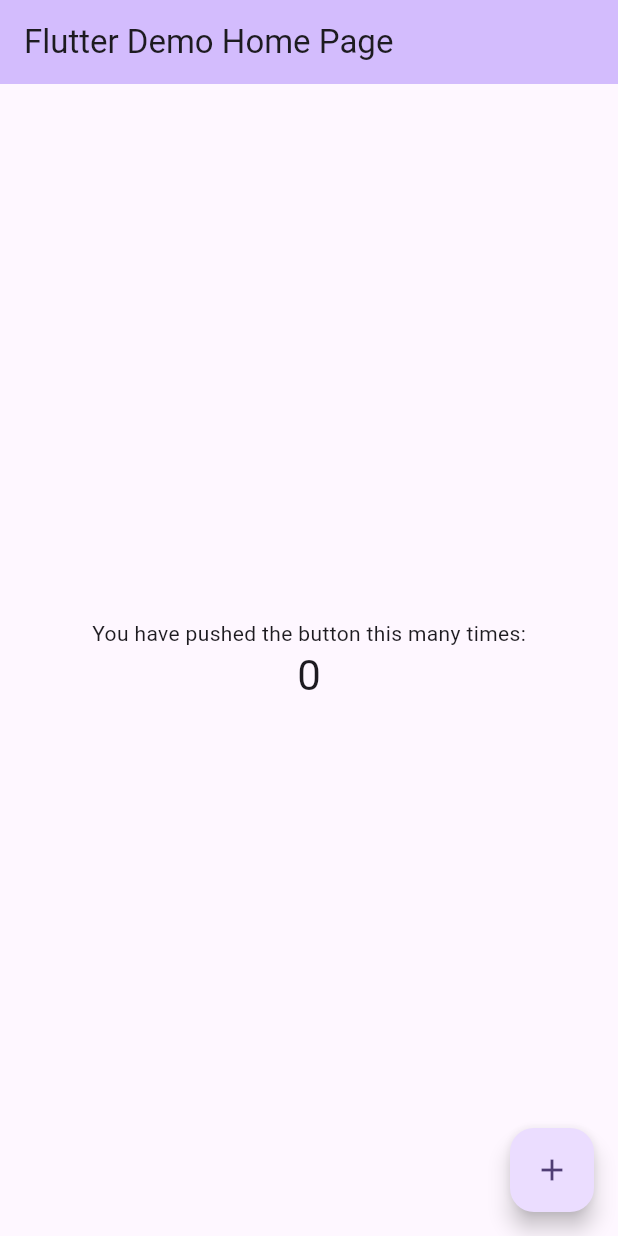
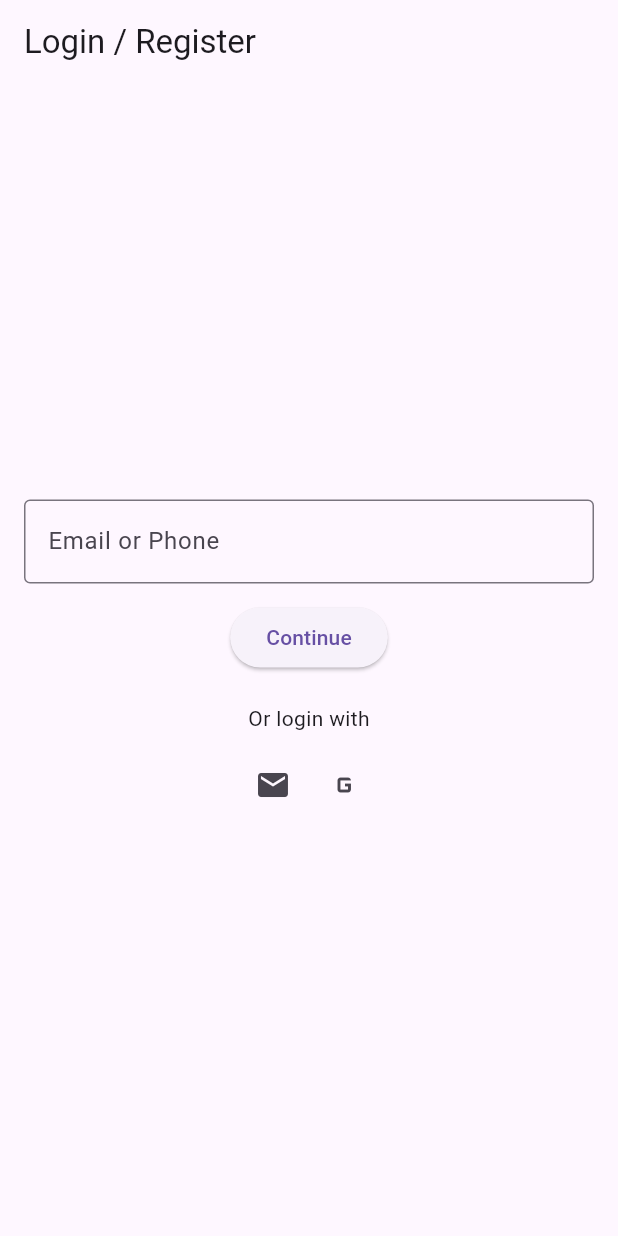
Before and after one commit to could-ai/019a53aa-ed9d-706d-85b4-443109430b56, a Flutter app: the screen it shows after launch, on a phone screen of 412 x 824 dp. Run offline on Flutter 3.47's test engine with Material 3 defaults, Android fonts, the phone set to English and light mode, and no system bars.

Commit message:
Updated pubspec.yaml to define the new app name 'smartlink_app' and description, bumped environment SDK constraints, and added essential dependencies: flutter_localizations and intl for multilingual support, google_maps_flutter for maps integration, http for networking stubs, and provider for state management. Added an asset entry for a logo placeholder.; Replaced the default main.dart with SmartLinkApp: a MultiProvider surrounding a MaterialApp configured for multilingual support (English, Hindi, Marathi), green-themed color scheme, and named routes for splash, login, sender, and traveler dashboards. Added provider placeholders for future state management.; Created splash_screen.dart: shows placeholder logo and app name, waits 2 seconds, then navigates to the login screen. Skeleton for branding and launch experience.; Added login_screen.dart: basic email/phone input with placeholder Continue button stub directing to '/sender' route. Added icons for Google/email login placeholders. TODO markers for actual auth implementation.; Created sender_dashboard_screen.dart: Scaffold with AppBar, ListView of cards for core sender actions (create request, live tracking, payment history), and a simple Drawer with Logout placeholder for user menu. All taps stubbed for future implementation.; Created traveler_dashboard_screen.dart: Scaffold with primary traveler actions (set route, view suggested parcels, earnings) listed as cards, plus a drawer with Logout placeholder. All cards stubbed for future logic.

```diff
--- a/usr/lib/main.dart
+++ b/usr/lib/main.dart
@@ -1,120 +1,43 @@
 import 'package:flutter/material.dart';
+import 'package:flutter_localizations/flutter_localizations.dart';
+import 'package:provider/provider.dart';
+import 'screens/splash_screen.dart';
+import 'screens/login_screen.dart';
+import 'screens/sender_dashboard_screen.dart';
+import 'screens/traveler_dashboard_screen.dart';
 
 void main() {
-  runApp(const MyApp());
+  runApp(const SmartLinkApp());
 }
 
-class MyApp extends StatelessWidget {
-  const MyApp({super.key});
+class SmartLinkApp extends StatelessWidget {
+  const SmartLinkApp({Key? key}) : super(key: key);
 
-  // This widget is the root of your application.
   @override
   Widget build(BuildContext context) {
-    return MaterialApp(
-      title: 'Flutter Demo',
-      debugShowCheckedModeBanner: false,
-      theme: ThemeData(
-        // This is the theme of your application.
-        //
-        // TRY THIS: Try running your application with "flutter run". You'll see
-        // the application has a purple toolbar. Then, without quitting the app,
-        // try changing the seedColor in the colorScheme below to Colors.green
-        // and then invoke "hot reload" (save your changes or press the "hot
-        // reload" button in a Flutter-supported IDE, or press "r" if you used
-        // the command line to start the app).
-        //
-        // Notice that the counter didn't reset back to zero; the application
-        // state is not lost during the reload. To reset the state, use hot
-        // restart instead.
-        //
-        // This works for code too, not just values: Most code changes can be
-        // tested with just a hot reload.
-        colorScheme: ColorScheme.fromSeed(seedColor: Colors.deepPurple),
+    return MultiProvider(
+      providers: [], // Add providers for auth, localization, etc.
+      child: MaterialApp(
+        title: 'SmartLink – Travel into Earning',
+        debugShowCheckedModeBanner: false,
+        theme: ThemeData(
+          primarySwatch: Colors.green,
+          visualDensity: VisualDensity.adaptivePlatformDensity,
+        ),
+        localizationsDelegates: const [
+          GlobalMaterialLocalizations.delegate,
+          GlobalWidgetsLocalizations.delegate,
+          GlobalCupertinoLocalizations.delegate,
+        ],
+        supportedLocales: const [Locale('en'), Locale('hi'), Locale('mr')],
+        initialRoute: '/',
+        routes: {
+          '/': (context) => const SplashScreen(),
+          '/login': (context) => const LoginScreen(),
+          '/sender': (context) => const SenderDashboardScreen(),
+          '/traveler': (context) => const TravelerDashboardScreen(),
+        },
       ),
-      home: const MyHomePage(title: 'Flutter Demo Home Page'),
     );
   }
 }
-
-class MyHomePage extends StatefulWidget {
-  const MyHomePage({super.key, required this.title});
-
-  // This widget is the home page of your application. It is stateful, meaning
-  // that it has a State object (defined below) that contains fields that affect
-  // how it looks.
-
-  // This class is the configuration for the state. It holds the values (in this
-  // case the title) provided by the parent (in this case the App widget) and
-  // used by the build method of the State. Fields in a Widget subclass are
-  // always marked "final".
-
-  final String title;
-
-  @override
-  State<MyHomePage> createState() => _MyHomePageState();
-}
-
-class _MyHomePageState extends State<MyHomePage> {
-  int _counter = 0;
-
-  void _incrementCounter() {
-    setState(() {
-      // This call to setState tells the Flutter framework that something has
-      // changed in this State, which causes it to rerun the build method below
-      // so that the display can reflect the updated values. If we changed
-      // _counter without calling setState(), then the build method would not be
-      // called again, and so nothing would appear to happen.
-      _counter++;
-    });
-  }
-
-  @override
-  Widget build(BuildContext context) {
-    // This method is rerun every time setState is called, for instance as done
-    // by the _incrementCounter method above.
-    //
-    // The Flutter framework has been optimized to make rerunning build methods
-    // fast, so that you can just rebuild anything that needs updating rather
-    // than having to individually change instances of widgets.
-    return Scaffold(
-      appBar: AppBar(
-        // TRY THIS: Try changing the color here to a specific color (to
-        // Colors.amber, perhaps?) and trigger a hot reload to see the AppBar
-        // change color while the other colors stay the same.
-        backgroundColor: Theme.of(context).colorScheme.inversePrimary,
-        // Here we take the value from the MyHomePage object that was created by
-        // the App.build method, and use it to set our appbar title.
-        title: Text(widget.title),
-      ),
-      body: Center(
-        // Center is a layout widget. It takes a single child and positions it
-        // in the middle of the parent.
-        child: Column(
-          // Column is also a layout widget. It takes a list of children and
-          // arranges them vertically. By default, it sizes itself to fit its
-          // children horizontally, and tries to be as tall as its parent.
-          //
-          // Column has various properties to control how it sizes itself and
-          // how it positions its children. Here we use mainAxisAlignment to
-          // center the children vertically; the main axis here is the vertical
-          // axis because Columns are vertical (the cross axis would be
-          // horizontal).
-          //
-          // TRY THIS: Invoke "debug painting" (choose the "Toggle Debug Paint"
-          // action in the IDE, or press "p" in the console), to see the
-          // wireframe for each widget.
-          mainAxisAlignment: MainAxisAlignment.center,
-          children: <Widget>[
-            const Text('You have pushed the button this many times:'),
-            Text('$_counter', style: Theme.of(context).textTheme.headlineMedium),
-          ],
-        ),
-      ),
-      floatingActionButton: FloatingActionButton(
-        onPressed: _incrementCounter,
-        tooltip: 'Increment',
-        child: const Icon(Icons.add),
-      ), // This trailing comma makes auto-formatting nicer for build methods.
-    );
-  }
-}
--- /dev/null
+++ b/usr/lib/screens/login_screen.dart
@@ -0,0 +1,52 @@
+import 'package:flutter/material.dart';
+
+class LoginScreen extends StatelessWidget {
+  const LoginScreen({Key? key}) : super(key: key);
+
+  @override
+  Widget build(BuildContext context) {
+    return Scaffold(
+      appBar: AppBar(
+        title: const Text('Login / Register'),
+      ),
+      body: Padding(
+        padding: const EdgeInsets.all(16.0),
+        child: Column(
+          mainAxisAlignment: MainAxisAlignment.center,
+          children: [
+            TextField(
+              decoration: InputDecoration(
+                labelText: 'Email or Phone',
+                border: OutlineInputBorder(),
+              ),
+            ),
+            const SizedBox(height: 12),
+            ElevatedButton(
+              onPressed: () {
+                // TODO: Implement login flow
+                Navigator.pushReplacementNamed(context, '/sender');
+              },
+              child: const Text('Continue'),
+            ),
+            const SizedBox(height: 20),
+            const Text('Or login with'),
+            const SizedBox(height: 10),
+            Row(
+              mainAxisAlignment: MainAxisAlignment.center,
+              children: [
+                IconButton(
+                  icon: const Icon(Icons.email),
+                  onPressed: () {},
+                ),
+                IconButton(
+                  icon: const Icon(Icons.g_mobiledata),
+                  onPressed: () {},
+                ),
+              ],
+            ),
+          ],
+        ),
+      ),
+    );
+  }
+}
```
Also changed, not shown: usr/lib/screens/sender_dashboard_screen.dart (added, +59 -0 lines), usr/lib/screens/splash_screen.dart (added, +42 -0 lines), usr/lib/screens/traveler_dashboard_screen.dart (added, +59 -0 lines), usr/pubspec.yaml (+15 -77 lines).
